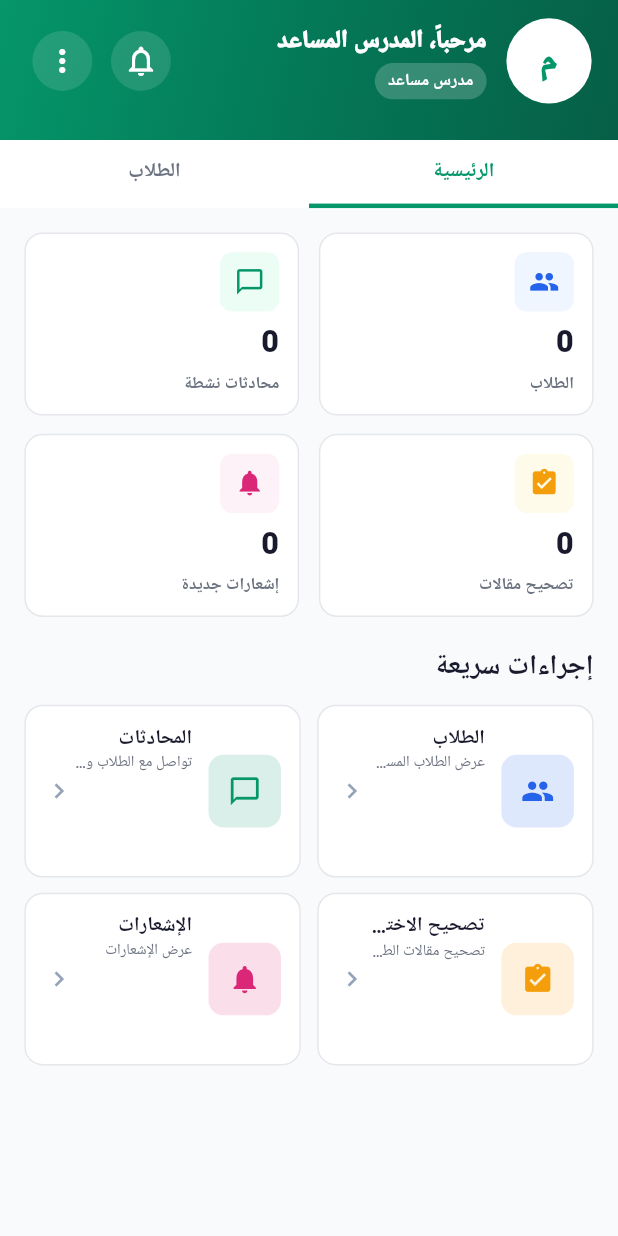
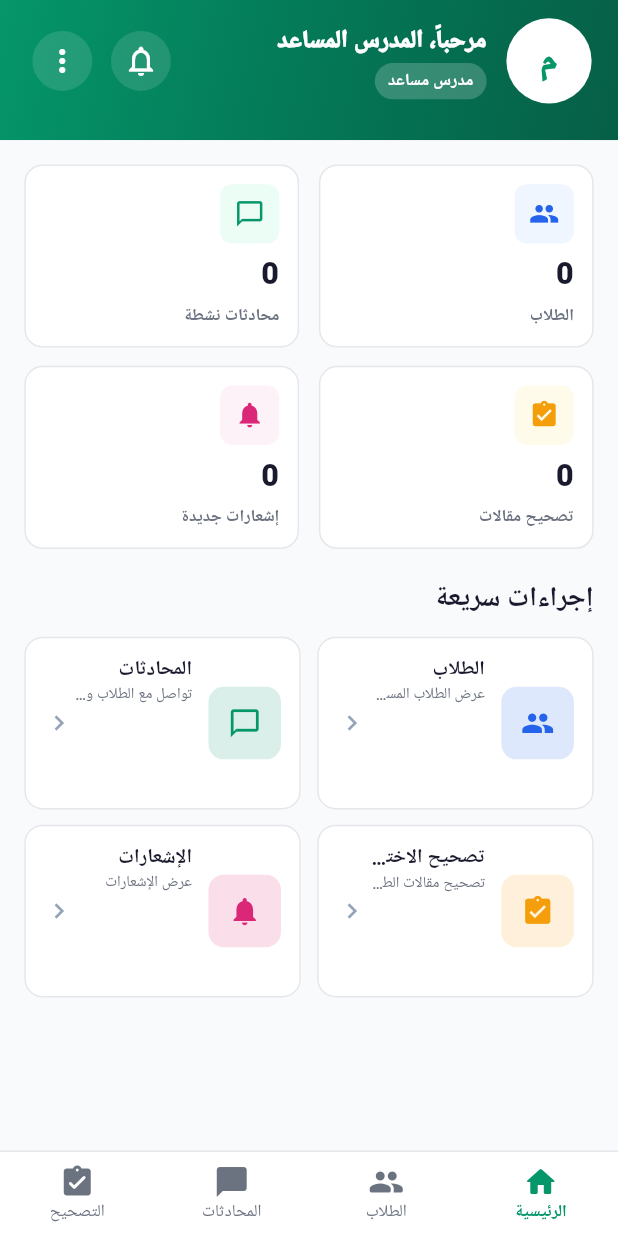
Before and after one commit to a7med287/qemma, a Flutter app: the _AssistantDashboardContent screen opened directly with empty values, on a phone screen of 412 x 824 dp. Run offline on Flutter 3.47's test engine with Material 3 defaults, Android fonts, the phone set to English and light mode, and no system bars; our stand-ins replace device_preview, dio, dots_indicator, equatable, file_picker, fl_chart and 7 more; missing offline and left inert: flutter_webrtc; accounts and stored records are empty; Roboto replaces fonts that are missing (Cairo).

Commit message:
add nav bar to assistant

```diff
--- a/lib/features/assistant/presentation/views/assistant_dashboard_view.dart
+++ b/lib/features/assistant/presentation/views/assistant_dashboard_view.dart
@@ -138,7 +138,6 @@ class _AssistantDashboardContentState extends State<_AssistantDashboardContent>
       body: Column(
         children: [
           _buildHeader(context, data),
-          _buildTabs(isDark),
           Expanded(
             child: _selectedTab == 0
                 ? _buildHomeTab(context, data, isDark)
@@ -146,6 +145,7 @@ class _AssistantDashboardContentState extends State<_AssistantDashboardContent>
           ),
         ],
       ),
+      bottomNavigationBar: _buildBottomNav(isDark),
     );
   }
 
@@ -258,40 +258,45 @@ class _AssistantDashboardContentState extends State<_AssistantDashboardContent>
     );
   }
 
-  Widget _buildTabs(bool isDark) {
+  Widget _buildBottomNav(bool isDark) {
+    final items = [
+      _NavItem(label: 'الرئيسية', icon: Icons.home_rounded, index: 0),
+      _NavItem(label: 'الطلاب', icon: Icons.people_rounded, index: 1),
+      _NavItem(label: 'المحادثات', icon: Icons.chat_bubble_rounded, index: 2),
+      _NavItem(label: 'التصحيح', icon: Icons.assignment_turned_in_rounded, index: 3),
+    ];
     return Container(
-      color: isDark ? const Color(0xFF1E293B) : Colors.white,
-      child: Row(
-        children: [
-          Expanded(child: _tabButton('الرئيسية', _selectedTab == 0, isDark, () => setState(() => _selectedTab = 0))),
-          Expanded(child: _tabButton('الطلاب', _selectedTab == 1, isDark, () {
-            setState(() => _selectedTab = 1);
-            _loadStudents();
-          })),
-        ],
+      decoration: BoxDecoration(
+        border: Border(top: BorderSide(color: isDark ? const Color(0xFF334155) : const Color(0xFFE5E7EB))),
       ),
-    );
-  }
-
-  Widget _tabButton(String label, bool active, bool isDark, VoidCallback onTap) {
-    return InkWell(
-      onTap: onTap,
-      child: Container(
-        padding: EdgeInsets.symmetric(vertical: 12.h),
-        decoration: BoxDecoration(
-          border: Border(
-            bottom: BorderSide(
-              color: active ? const Color(0xFF059669) : Colors.transparent,
-              width: 3,
-            ),
-          ),
-        ),
-        child: Text(label,
-            textAlign: TextAlign.center,
-            style: TextStyle(
-              fontFamily: 'Cairo', fontSize: 13.sp, fontWeight: FontWeight.bold,
-              color: active ? const Color(0xFF059669) : (isDark ? const Color(0xFF94A3B8) : const Color(0xFF6B7280)),
-            )),
+      child: BottomNavigationBar(
+        currentIndex: _selectedTab > 1 ? 0 : _selectedTab,
+        type: BottomNavigationBarType.fixed,
+        backgroundColor: isDark ? const Color(0xFF1E293B) : Colors.white,
+        selectedItemColor: const Color(0xFF059669),
+        unselectedItemColor: isDark ? const Color(0xFF94A3B8) : const Color(0xFF6B7280),
+        selectedFontSize: 11.sp,
+        unselectedFontSize: 11.sp,
+        selectedLabelStyle: const TextStyle(fontFamily: 'Cairo', fontWeight: FontWeight.w700),
+        unselectedLabelStyle: const TextStyle(fontFamily: 'Cairo', fontWeight: FontWeight.w500),
+        elevation: 0,
+        onTap: (i) {
+          switch (i) {
+            case 0:
+              setState(() => _selectedTab = 0);
+            case 1:
+              setState(() { _selectedTab = 1; });
+              _loadStudents();
+            case 2:
+              Navigator.pushNamed(context, AssistantChatView.routeName);
+            case 3:
+              Navigator.pushNamed(context, AssistantGradeExamsView.routeName);
+          }
+        },
+        items: items.map((item) => BottomNavigationBarItem(
+          icon: Icon(item.icon),
+          label: item.label,
+        )).toList(),
       ),
     );
   }
@@ -305,9 +310,7 @@ class _AssistantDashboardContentState extends State<_AssistantDashboardContent>
         children: [
           _buildStatsRow(context, data, isDark),
           SizedBox(height: 20.h),
-          _buildQuickActionsTitle(context, isDark),
-          SizedBox(height: 12.h),
-          _buildQuickActionsGrid(context),
+          _buildQuickActions(context, isDark),
           SizedBox(height: 20.h),
           if (data.recentAttempts.isNotEmpty) ...[
             Text('محاولات بانتظار التصحيح',
@@ -316,6 +319,95 @@ class _AssistantDashboardContentState extends State<_AssistantDashboardContent>
             ...data.recentAttempts.take(5).map((a) => _buildAttemptItem(a, isDark)),
           ],
         ],
+      ),
+    );
+  }
+
+  Widget _buildQuickActions(BuildContext context, bool isDark) {
+    final items = <_QuickAction>[
+      _QuickAction(
+        title: 'الطلاب', desc: 'عرض الطلاب المسجلين',
+        icon: Icons.people, color: const Color(0xFF2563EB),
+        onTap: () { _loadStudents(); setState(() => _selectedTab = 1); },
+      ),
+      _QuickAction(
+        title: 'المحادثات', desc: 'تواصل مع الطلاب والمدرس',
+        icon: Icons.chat_bubble_outline, color: const Color(0xFF059669),
+        onTap: () => Navigator.pushNamed(context, AssistantChatView.routeName),
+      ),
+      _QuickAction(
+        title: 'تصحيح الاختبارات', desc: 'تصحيح مقالات الطلاب',
+        icon: Icons.assignment_turned_in, color: const Color(0xFFF59E0B),
+        onTap: () => Navigator.pushNamed(context, AssistantGradeExamsView.routeName),
+      ),
+      _QuickAction(
+        title: 'الإشعارات', desc: 'عرض الإشعارات',
+        icon: Icons.notifications, color: const Color(0xFFDB2777),
+        onTap: () => Navigator.pushNamed(context, AssistantNotificationsView.routeName),
+      ),
+    ];
+
+    return Column(
+      crossAxisAlignment: CrossAxisAlignment.start,
+      children: [
+        Text('إجراءات سريعة',
+            style: TextStyles.bold18.copyWith(color: isDark ? const Color(0xFFF1F5F9) : const Color(0xFF1A1A2E))),
+        SizedBox(height: 12.h),
+        GridView.builder(
+          shrinkWrap: true,
+          physics: const NeverScrollableScrollPhysics(),
+          gridDelegate: SliverGridDelegateWithFixedCrossAxisCount(
+            crossAxisCount: 2, childAspectRatio: 1.6, crossAxisSpacing: 10.w, mainAxisSpacing: 10.h,
+          ),
+          itemCount: items.length,
+          itemBuilder: (_, i) => _buildQuickActionCard(items[i], isDark),
+        ),
+      ],
+    );
+  }
+
+  Widget _buildQuickActionCard(_QuickAction action, bool isDark) {
+    return Container(
+      decoration: BoxDecoration(
+        color: isDark ? const Color(0xFF1E293B) : Colors.white,
+        borderRadius: BorderRadius.circular(12.r),
+        border: Border.all(color: isDark ? const Color(0xFF334155) : const Color(0xFFE5E7EB)),
+      ),
+      child: Material(
+        color: Colors.transparent,
+        child: InkWell(
+          borderRadius: BorderRadius.circular(12.r),
+          onTap: action.onTap,
+          child: Padding(
+            padding: EdgeInsets.all(12.r),
+            child: Row(
+              children: [
+                Container(
+                  width: 44.w, height: 44.w,
+                  decoration: BoxDecoration(color: action.color.withValues(alpha: .15), borderRadius: BorderRadius.circular(10.r)),
+                  child: Icon(action.icon, color: action.color, size: 22.sp),
+                ),
+                SizedBox(width: 10.w),
+                Expanded(
+                  child: Column(
+                    crossAxisAlignment: CrossAxisAlignment.start,
+                    children: [
+                      Text(action.title,
+                          maxLines: 1, overflow: TextOverflow.ellipsis,
+                          style: TextStyle(fontSize: 13.sp, fontWeight: FontWeight.w700, fontFamily: 'Cairo',
+                              color: isDark ? const Color(0xFFF1F5F9) : const Color(0xFF1A1A2E))),
+                      Text(action.desc,
+                          maxLines: 1, overflow: TextOverflow.ellipsis,
+                          style: TextStyle(fontSize: 10.sp, fontWeight: FontWeight.w500, fontFamily: 'Cairo',
+                              color: isDark ? const Color(0xFF94A3B8) : const Color(0xFF6B7280))),
+                    ],
+                  ),
+                ),
+                Icon(Icons.chevron_left, size: 20, color: isDark ? const Color(0xFF64748B) : const Color(0xFF94A3B8)),
+              ],
+            ),
+          ),
+        ),
       ),
     );
   }
@@ -371,80 +463,7 @@ class _AssistantDashboardContentState extends State<_AssistantDashboardContent>
     );
   }
 
-  Widget _buildQuickActionsTitle(BuildContext context, bool isDark) {
-    return Text('إجراءات سريعة',
-        style: TextStyles.bold18.copyWith(color: isDark ? const Color(0xFFF1F5F9) : const Color(0xFF1A1A2E)));
-  }
-
-  Widget _buildQuickActionsGrid(BuildContext context) {
-    final actions = [
-      _QuickAction(title: 'الطلاب', desc: 'عرض الطلاب المسجلين', icon: Icons.people, color: const Color(0xFF2563EB),
-          onTap: () { _loadStudents(); setState(() => _selectedTab = 1); }),
-      _QuickAction(title: 'المحادثات', desc: 'تواصل مع الطلاب والمدرس', icon: Icons.chat_bubble_outline, color: const Color(0xFF059669),
-          onTap: () => Navigator.pushNamed(context, AssistantChatView.routeName)),
-      _QuickAction(title: 'تصحيح الاختبارات', desc: 'تصحيح مقالات الطلاب', icon: Icons.assignment_turned_in, color: const Color(0xFFF59E0B),
-          onTap: () => Navigator.pushNamed(context, AssistantGradeExamsView.routeName)),
-      _QuickAction(title: 'الإشعارات', desc: 'عرض الإشعارات', icon: Icons.notifications, color: const Color(0xFFDB2777),
-          onTap: () => Navigator.pushNamed(context, AssistantNotificationsView.routeName)),
-    ];
-
-    return GridView.builder(
-      shrinkWrap: true,
-      physics: const NeverScrollableScrollPhysics(),
-      gridDelegate: SliverGridDelegateWithFixedCrossAxisCount(
-        crossAxisCount: 2, childAspectRatio: 1.6, crossAxisSpacing: 10.w, mainAxisSpacing: 10.h,
-      ),
-      itemCount: actions.length,
-      itemBuilder: (_, i) => _buildQuickActionCard(context, actions[i]),
-    );
-  }
-
-  Widget _buildQuickActionCard(BuildContext context, _QuickAction action) {
-    final isDark = context.isDark;
-    return Container(
-      decoration: BoxDecoration(
-        color: isDark ? const Color(0xFF1E293B) : Colors.white,
-        borderRadius: BorderRadius.circular(12.r),
-        border: Border.all(color: isDark ? const Color(0xFF334155) : const Color(0xFFE5E7EB)),
-      ),
-      child: Material(
-        color: Colors.transparent,
-        child: InkWell(
-          borderRadius: BorderRadius.circular(12.r),
-          onTap: action.onTap,
-          child: Padding(
-            padding: EdgeInsets.all(12.r),
-            child: Row(
-              children: [
-                Container(
-                  width: 44.w, height: 44.w,
-                  decoration: BoxDecoration(color: action.color.withValues(alpha: .15), borderRadius: BorderRadius.circular(10.r)),
-                  child: Icon(action.icon, color: action.color, size: 22.sp),
-                ),
-                SizedBox(width: 10.w),
-                Expanded(
-                  child: Column(
-                    crossAxisAlignment: CrossAxisAlignment.start,
-                    children: [
-                      Text(action.title,
-                          maxLines: 1, overflow: TextOverflow.ellipsis,
-                          style: TextStyle(fontSize: 13.sp, fontWeight: FontWeight.w700, fontFamily: 'Cairo',
-                              color: isDark ? const Color(0xFFF1F5F9) : const Color(0xFF1A1A2E))),
-                      Text(action.desc,
-                          maxLines: 1, overflow: TextOverflow.ellipsis,
-                          style: TextStyle(fontSize: 10.sp, fontWeight: FontWeight.w500, fontFamily: 'Cairo',
-                              color: isDark ? const Color(0xFF94A3B8) : const Color(0xFF6B7280))),
-                    ],
-                  ),
-                ),
-                Icon(Icons.chevron_left, size: 20, color: isDark ? const Color(0xFF64748B) : const Color(0xFF94A3B8)),
-              ],
-            ),
-          ),
-        ),
-      ),
-    );
-  }
+  // quick actions removed — moved to bottom nav
 
   Widget _buildAttemptItem(Map<String, dynamic> attempt, bool isDark) {
     final student = attempt['student'] as Map? ?? {};
@@ -965,6 +984,13 @@ class _QuickAction {
   const _QuickAction({required this.title, required this.desc, required this.icon, required this.color, this.onTap});
 }
 
+class _NavItem {
+  final String label;
+  final IconData icon;
+  final int index;
+  const _NavItem({required this.label, required this.icon, required this.index});
+}
+
 class _StatItem2 {
   final String label;
   final String value;
```
